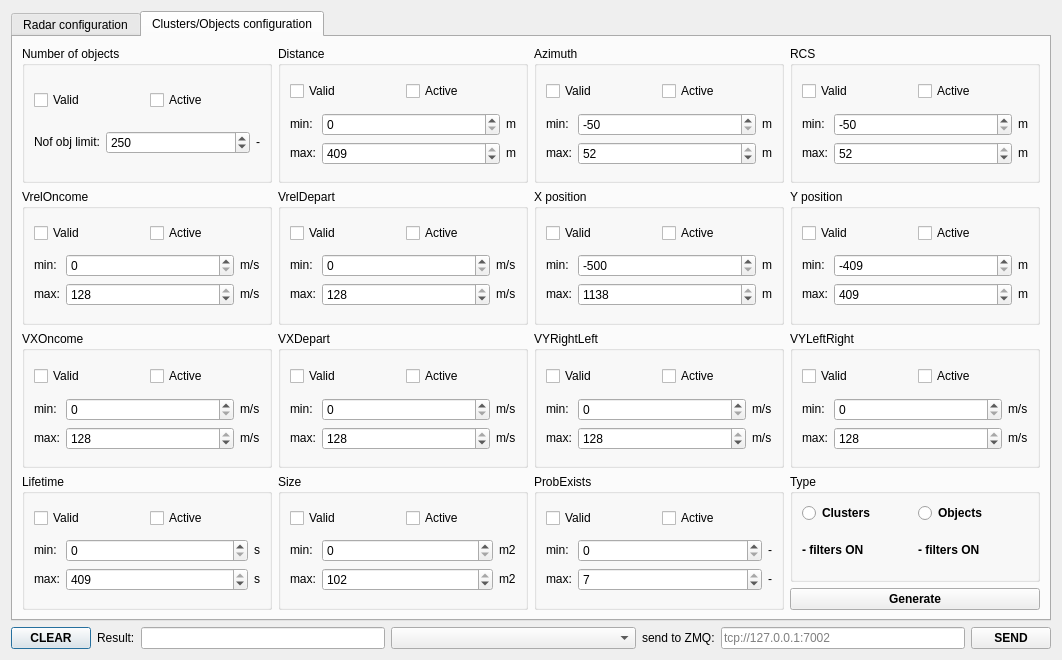
First picture: the form in dialogconfig.ui, repository anatoltrush/RadarVisual, before the edit.
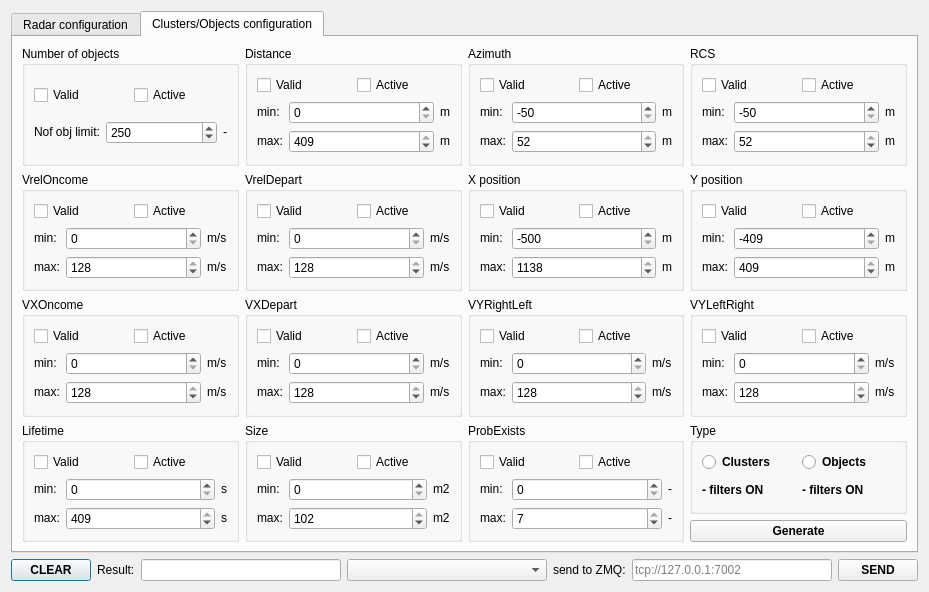
Second picture: the form after the edit. The open tabs and pages were chosen to show the change.

```diff
--- a/dialogconfig.ui
+++ b/dialogconfig.ui
@@ -6,8 +6,8 @@
    <rect>
     <x>0</x>
     <y>0</y>
-    <width>1062</width>
-    <height>660</height>
+    <width>845</width>
+    <height>580</height>
    </rect>
   </property>
   <property name="windowTitle">
@@ -26,7 +26,6 @@
       <widget class="QPushButton" name="pBClearResStr">
        <property name="font">
         <font>
-         <weight>75</weight>
          <bold>true</bold>
         </font>
        </property>
@@ -52,7 +51,6 @@
        </property>
        <property name="font">
         <font>
-         <weight>75</weight>
          <bold>true</bold>
         </font>
        </property>
@@ -71,7 +69,6 @@
        </property>
        <property name="font">
         <font>
-         <weight>75</weight>
          <bold>true</bold>
         </font>
        </property>
@@ -95,7 +92,6 @@
       <widget class="QPushButton" name="pBSend">
        <property name="font">
         <font>
-         <weight>75</weight>
          <bold>true</bold>
         </font>
        </property>
@@ -2724,7 +2720,6 @@
              <widget class="QRadioButton" name="rBSetClObjTypeCl">
               <property name="font">
                <font>
-                <weight>75</weight>
                 <bold>true</bold>
                </font>
               </property>
@@ -2737,7 +2732,6 @@
              <widget class="QRadioButton" name="rBSetClObjTypeObj">
               <property name="font">
                <font>
-                <weight>75</weight>
                 <bold>true</bold>
                </font>
               </property>
@@ -2750,7 +2744,6 @@
              <widget class="QLabel" name="lFiltersCl">
               <property name="font">
                <font>
-                <weight>75</weight>
                 <bold>true</bold>
                </font>
               </property>
@@ -2763,7 +2756,6 @@
              <widget class="QLabel" name="lFiltersObj">
               <property name="font">
                <font>
-                <weight>75</weight>
                 <bold>true</bold>
                </font>
               </property>
@@ -2779,7 +2771,6 @@
           <widget class="QPushButton" name="pBGenClObjConf">
            <property name="font">
             <font>
-             <weight>75</weight>
              <bold>true</bold>
             </font>
            </property>
```
Left out of the diff: 3 changed lines with no effect on the pictures.
